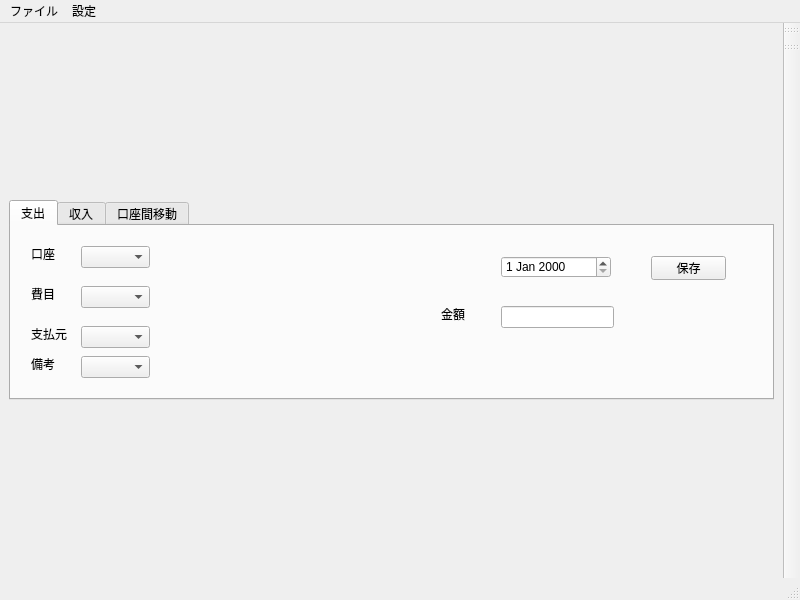
Above: mainwindow.ui from gh6141/vckakeForLinux before the change. Below: the same form after it.
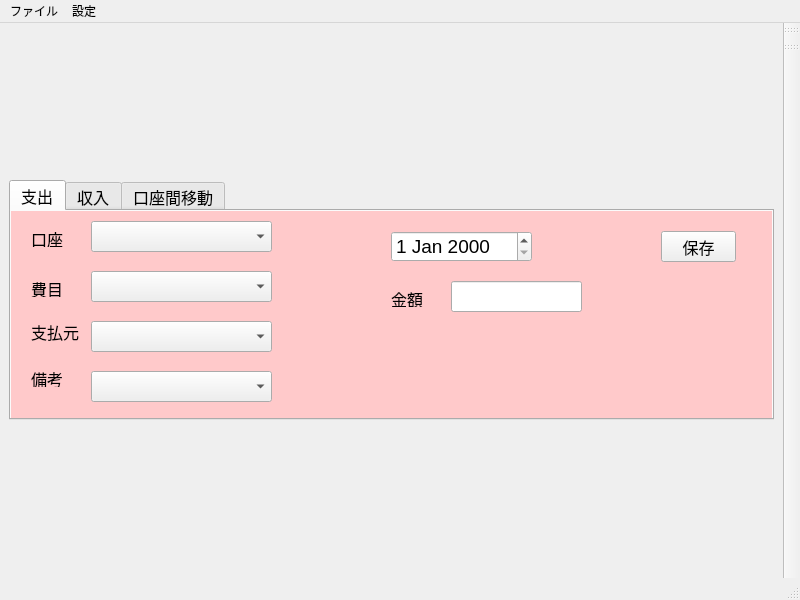
That is the form after the change. The open tabs and pages were chosen to show the change.

Patch:
```diff
--- a/mainwindow.ui
+++ b/mainwindow.ui
@@ -20,35 +20,59 @@
       <property name="maximumSize">
        <size>
         <width>16777215</width>
-        <height>200</height>
+        <height>240</height>
        </size>
       </property>
+      <property name="font">
+       <font>
+        <pointsize>12</pointsize>
+       </font>
+      </property>
+      <property name="autoFillBackground">
+       <bool>true</bool>
+      </property>
+      <property name="styleSheet">
+       <string notr="true"/>
+      </property>
       <property name="currentIndex">
        <number>0</number>
       </property>
       <widget class="QWidget" name="tab_3">
+       <property name="styleSheet">
+        <string notr="true">#tab_3{background-color:rgb(255, 201, 202);}</string>
+       </property>
        <attribute name="title">
         <string>支出</string>
        </attribute>
        <widget class="QComboBox" name="comboBox_5">
         <property name="geometry">
          <rect>
-          <x>70</x>
-          <y>100</y>
-          <width>69</width>
-          <height>22</height>
+          <x>80</x>
+          <y>110</y>
+          <width>181</width>
+          <height>31</height>
          </rect>
         </property>
+        <property name="font">
+         <font>
+          <pointsize>12</pointsize>
+         </font>
+        </property>
        </widget>
        <widget class="QPushButton" name="pushButton_2">
         <property name="geometry">
          <rect>
-          <x>640</x>
-          <y>30</y>
+          <x>650</x>
+          <y>20</y>
           <width>75</width>
-          <height>24</height>
+          <height>31</height>
          </rect>
         </property>
+        <property name="font">
+         <font>
+          <pointsize>12</pointsize>
+         </font>
+        </property>
         <property name="text">
          <string>保存</string>
         </property>
@@ -56,22 +80,32 @@
        <widget class="QComboBox" name="comboBox_6">
         <property name="geometry">
          <rect>
-          <x>70</x>
+          <x>80</x>
           <y>60</y>
-          <width>69</width>
-          <height>22</height>
+          <width>181</width>
+          <height>31</height>
          </rect>
         </property>
+        <property name="font">
+         <font>
+          <pointsize>12</pointsize>
+         </font>
+        </property>
        </widget>
        <widget class="QLabel" name="label_6">
         <property name="geometry">
          <rect>
           <x>20</x>
-          <y>130</y>
-          <width>49</width>
+          <y>160</y>
+          <width>31</width>
           <height>16</height>
          </rect>
         </property>
+        <property name="font">
+         <font>
+          <pointsize>12</pointsize>
+         </font>
+        </property>
         <property name="text">
          <string>備考</string>
         </property>
@@ -79,22 +113,32 @@
        <widget class="QComboBox" name="comboBox_7">
         <property name="geometry">
          <rect>
-          <x>70</x>
-          <y>130</y>
-          <width>69</width>
-          <height>22</height>
+          <x>80</x>
+          <y>160</y>
+          <width>181</width>
+          <height>31</height>
          </rect>
         </property>
+        <property name="font">
+         <font>
+          <pointsize>12</pointsize>
+         </font>
+        </property>
        </widget>
        <widget class="QLabel" name="label_7">
         <property name="geometry">
          <rect>
-          <x>430</x>
+          <x>380</x>
           <y>80</y>
           <width>49</width>
           <height>16</height>
          </rect>
         </property>
+        <property name="font">
+         <font>
+          <pointsize>12</pointsize>
+         </font>
+        </property>
         <property name="text">
          <string>金額</string>
         </property>
@@ -108,6 +152,11 @@
           <height>16</height>
          </rect>
         </property>
+        <property name="font">
+         <font>
+          <pointsize>12</pointsize>
+         </font>
+        </property>
         <property name="text">
          <string>口座</string>
         </property>
@@ -115,22 +164,32 @@
        <widget class="QComboBox" name="comboBox_8">
         <property name="geometry">
          <rect>
-          <x>70</x>
-          <y>20</y>
-          <width>69</width>
-          <height>22</height>
+          <x>80</x>
+          <y>10</y>
+          <width>181</width>
+          <height>31</height>
          </rect>
         </property>
+        <property name="font">
+         <font>
+          <pointsize>12</pointsize>
+         </font>
+        </property>
        </widget>
        <widget class="QLabel" name="label_9">
         <property name="geometry">
          <rect>
           <x>20</x>
-          <y>60</y>
+          <y>70</y>
           <width>31</width>
           <height>16</height>
          </rect>
         </property>
+        <property name="font">
+         <font>
+          <pointsize>12</pointsize>
+         </font>
+        </property>
         <property name="text">
          <string>費目</string>
         </property>
@@ -139,11 +198,16 @@
         <property name="geometry">
          <rect>
           <x>20</x>
-          <y>100</y>
+          <y>110</y>
           <width>49</width>
-          <height>16</height>
+          <height>21</height>
          </rect>
         </property>
+        <property name="font">
+         <font>
+          <pointsize>12</pointsize>
+         </font>
+        </property>
         <property name="text">
          <string>支払元</string>
         </property>
@@ -151,22 +215,32 @@
        <widget class="QDateEdit" name="dateEdit_2">
         <property name="geometry">
          <rect>
-          <x>490</x>
-          <y>30</y>
-          <width>110</width>
-          <height>22</height>
+          <x>380</x>
+          <y>20</y>
+          <width>141</width>
+          <height>31</height>
          </rect>
         </property>
+        <property name="font">
+         <font>
+          <pointsize>14</pointsize>
+         </font>
+        </property>
        </widget>
        <widget class="QLineEdit" name="lineEdit">
         <property name="geometry">
          <rect>
-          <x>490</x>
-          <y>80</y>
-          <width>113</width>
-          <height>22</height>
+          <x>440</x>
+          <y>70</y>
+          <width>131</width>
+          <height>31</height>
          </rect>
         </property>
+        <property name="font">
+         <font>
+          <pointsize>12</pointsize>
+         </font>
+        </property>
        </widget>
       </widget>
       <widget class="QWidget" name="tab">
```
Left out of the diff: 220 changed lines with no effect on the pictures.
